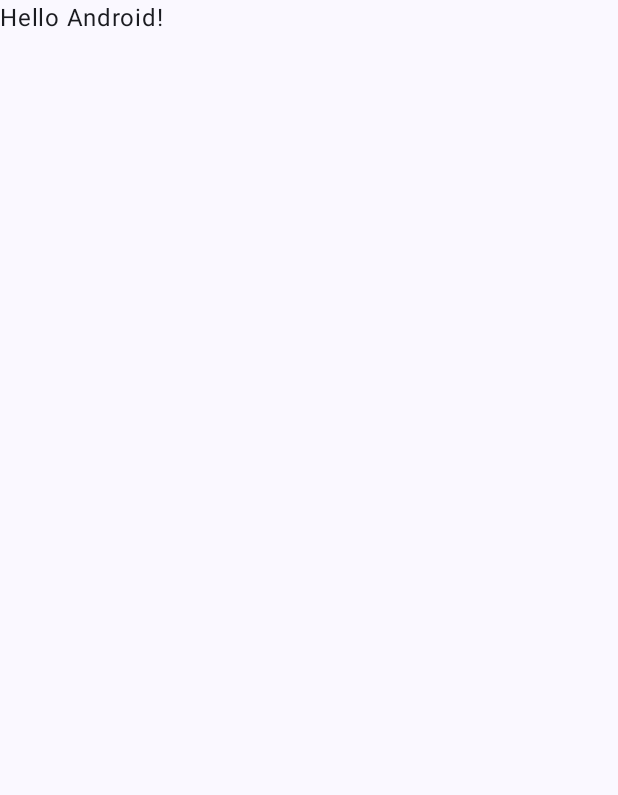
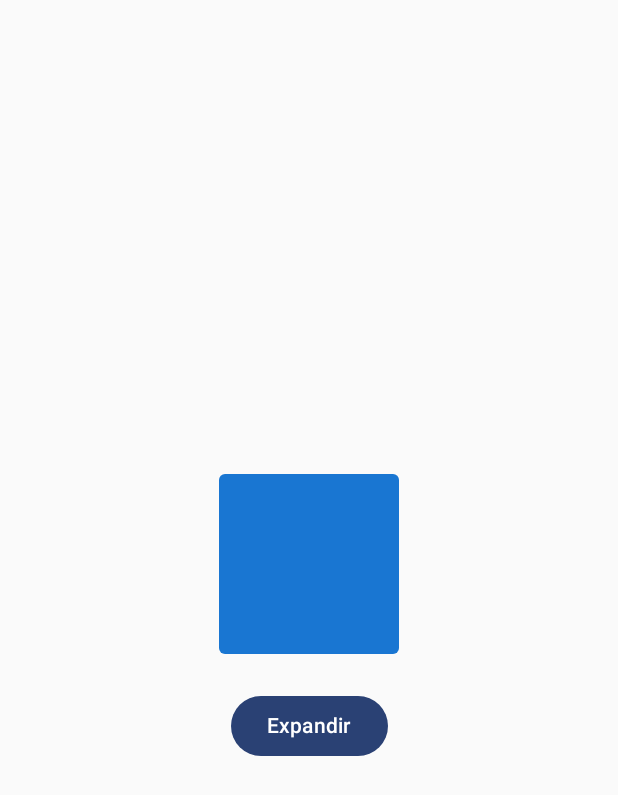
Before and after one commit to Starqx-ym/Lab13, an Android app built with Jetpack Compose: the screen it shows after launch (MainActivity), on a phone screen of 412 x 824 dp. Before the commit the part shown is almost empty. Shown: the top 795 px of the screen. Run offline under Robolectric (Android 15) with nearby library versions, the phone set to English and light mode, and no system bars.

Commit message:
"feat: ejercicio3 animación de tamaño y forma con animateDpAsState"

```diff
--- a/app/src/main/java/com/example/lab13/MainActivity.kt
+++ b/app/src/main/java/com/example/lab13/MainActivity.kt
@@ -3,45 +3,142 @@ package com.example.lab13
 import android.os.Bundle
 import androidx.activity.ComponentActivity
 import androidx.activity.compose.setContent
-import androidx.activity.enableEdgeToEdge
-import androidx.compose.foundation.layout.fillMaxSize
-import androidx.compose.foundation.layout.padding
-import androidx.compose.material3.Scaffold
+import androidx.compose.animation.*
+import androidx.compose.animation.core.animateDpAsState
+import androidx.compose.animation.core.tween
+import androidx.compose.foundation.background
+import androidx.compose.foundation.layout.*
+import androidx.compose.foundation.shape.RoundedCornerShape
+import androidx.compose.material3.Button
+import androidx.compose.material3.MaterialTheme
 import androidx.compose.material3.Text
-import androidx.compose.runtime.Composable
+import androidx.compose.runtime.*
+import androidx.compose.ui.Alignment
 import androidx.compose.ui.Modifier
-import androidx.compose.ui.tooling.preview.Preview
+import androidx.compose.ui.graphics.Color
+import androidx.compose.ui.unit.dp
 import com.example.lab13.ui.theme.Lab13Theme
 
+@OptIn(ExperimentalAnimationApi::class)
 class MainActivity : ComponentActivity() {
     override fun onCreate(savedInstanceState: Bundle?) {
         super.onCreate(savedInstanceState)
-        enableEdgeToEdge()
         setContent {
             Lab13Theme {
-                Scaffold(modifier = Modifier.fillMaxSize()) { innerPadding ->
-                    Greeting(
-                        name = "Android",
-                        modifier = Modifier.padding(innerPadding)
-                    )
-                }
+                SizeAndShapeAnimationExample()
             }
         }
     }
 }
 
+@OptIn(ExperimentalAnimationApi::class)
 @Composable
-fun Greeting(name: String, modifier: Modifier = Modifier) {
-    Text(
-        text = "Hello $name!",
-        modifier = modifier
-    )
-}
+fun AnimatedVisibilityExampleScreen() {
+    var visible by remember { mutableStateOf(false) }
 
-@Preview(showBackground = true)
-@Composable
-fun GreetingPreview() {
-    Lab13Theme {
-        Greeting("Android")
+    Column(
+        modifier = Modifier
+            .fillMaxSize()
+            .padding(24.dp),
+        verticalArrangement = Arrangement.Center,
+        horizontalAlignment = Alignment.CenterHorizontally
+    ) {
+        Button(onClick = { visible = !visible }) {
+            Text(if (visible) "Ocultar cuadro" else "Mostrar cuadro")
+        }
+
+        Spacer(modifier = Modifier.height(24.dp))
+
+        AnimatedVisibility(
+            visible = visible,
+            enter = fadeIn(animationSpec = tween(durationMillis = 500)) + slideInVertically(initialOffsetY = { -40 }, animationSpec = tween(500)),
+            exit = fadeOut(animationSpec = tween(durationMillis = 400)) + slideOutVertically(targetOffsetY = { -40 }, animationSpec = tween(400))
+        ) {
+            Box(
+                modifier = Modifier
+                    .size(180.dp)
+                    .background(Color(0xFF1976D2)) // azul
+            ) {
+                // Contenido del cuadro
+                Text(
+                    "¡Hola!",
+                    modifier = Modifier.align(Alignment.Center),
+                    color = Color.White
+                )
+            }
+        }
     }
 }
+@Composable
+fun ColorAnimationExample() {
+    var isOn by remember { mutableStateOf(false) }
+
+    // Estado animado del color
+    val backgroundColor by animateColorAsState(
+        targetValue = if (isOn) Color(0xFF4CAF50) else Color(0xFFB71C1C),
+        animationSpec = tween(durationMillis = 600),
+        label = "colorAnimation"
+    )
+
+    Column(
+        modifier = Modifier
+            .fillMaxSize()
+            .padding(24.dp),
+        verticalArrangement = Arrangement.Center,
+        horizontalAlignment = Alignment.CenterHorizontally
+    ) {
+
+        Box(
+            modifier = Modifier
+                .size(200.dp)
+                .background(backgroundColor)
+        )
+
+        Spacer(modifier = Modifier.height(24.dp))
+
+        Button(onClick = { isOn = !isOn }) {
+            Text(if (isOn) "Cambiar a ROJO" else "Cambiar a VERDE")
+        }
+    }
+}
+@Composable
+fun SizeAndShapeAnimationExample() {
+
+    var expanded by remember { mutableStateOf(false) }
+
+    val size by animateDpAsState(
+        targetValue = if (expanded) 200.dp else 120.dp,
+        animationSpec = tween(durationMillis = 600),
+        label = "sizeAnimation"
+    )
+
+    val cornerRadius by animateDpAsState(
+        targetValue = if (expanded) 32.dp else 4.dp,
+        animationSpec = tween(durationMillis = 600),
+        label = "cornerAnimation"
+    )
+
+    Column(
+        modifier = Modifier
+            .fillMaxSize()
+            .padding(24.dp),
+        horizontalAlignment = Alignment.CenterHorizontally,
+        verticalArrangement = Arrangement.Center
+    ) {
+
+        Box(
+            modifier = Modifier
+                .size(size)
+                .background(
+                    color = Color(0xFF1976D2),
+                    shape = RoundedCornerShape(cornerRadius)
+                )
+        )
+
+        Spacer(modifier = Modifier.height(24.dp))
+
+        Button(onClick = { expanded = !expanded }) {
+            Text(if (expanded) "Reducir" else "Expandir")
+        }
+    }
+}
```
